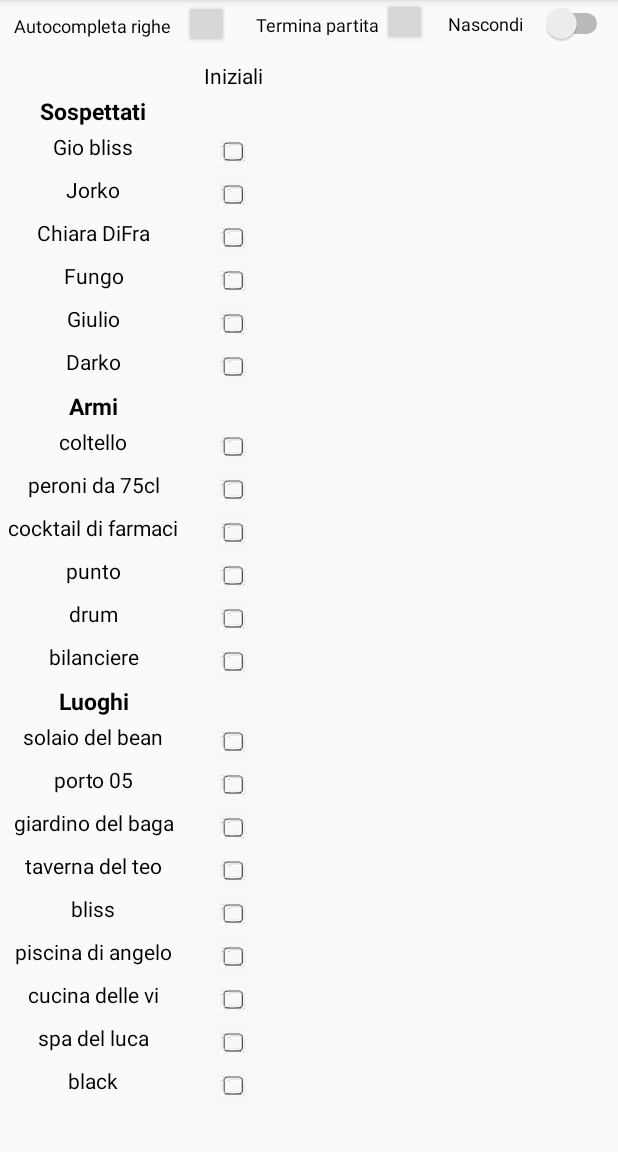
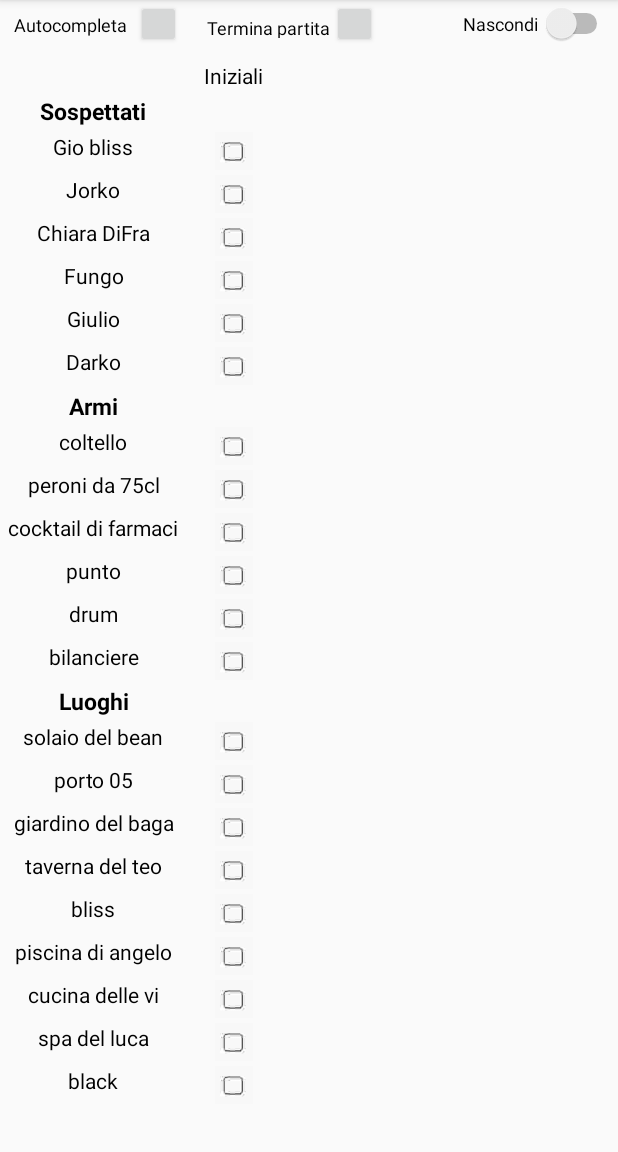
Before and after one commit to stepolimi/Personalized-Cluedo-Score-Sheet, an Android app: the GameActivity screen opened directly, with no data from a screen before it, on a phone screen of 412 x 824 dp, the part 84-1236 px from its top. Run offline under Robolectric (Android 15) with nearby library versions, the phone set to English and light mode, and no system bars; our stand-ins replace Firebase (no records; nobody signed in at launch, a user with empty details on screens opened directly).

Commit message:
view adjustments

```diff
--- a/Cluedokiler/app/src/main/java/com/example/cluedokiler/ImageDialog.java
+++ b/Cluedokiler/app/src/main/java/com/example/cluedokiler/ImageDialog.java
@@ -5,6 +5,7 @@ import android.graphics.Bitmap;
 import android.graphics.BitmapFactory;
 import android.os.Bundle;
 import android.view.Display;
+import android.view.Gravity;
 import android.view.LayoutInflater;
 import android.view.View;
 import android.view.ViewGroup;
@@ -146,6 +147,7 @@ public class ImageDialog extends DialogFragment {
 
 
         Toast toast = Toast.makeText(context, text, Toast.LENGTH_LONG);
+        toast.setGravity(Gravity.BOTTOM|Gravity.FILL_HORIZONTAL, 0, 20);
         toast.show();
 
     }
--- a/Cluedokiler/app/src/main/java/com/example/cluedokiler/StatisticsActivity.java
+++ b/Cluedokiler/app/src/main/java/com/example/cluedokiler/StatisticsActivity.java
@@ -101,7 +101,7 @@ public class StatisticsActivity extends AppCompatActivity {
                     if(data.getValue(GameTable.class).getPlayer().equals(gameStatus.playerName))
                         numCrosses += data.getValue(GameTable.class).getNumCross();
                 }
-                playerTextView[5].setText("Totoale croci inserite: " + numCrosses);
+                playerTextView[5].setText("Totale croci inserite: " + numCrosses);
             }
 
             @Override
--- a/Cluedokiler/app/src/main/res/layout/activity_game.xml
+++ b/Cluedokiler/app/src/main/res/layout/activity_game.xml
@@ -1412,15 +1412,14 @@
 
     <Switch
         android:id="@+id/switch1"
-        android:layout_width="110dp"
-        android:layout_height="24dp"
+        android:layout_width="100dp"
+        android:layout_height="wrap_content"
         android:layout_alignParentTop="true"
         android:layout_alignParentEnd="true"
         android:layout_marginTop="2dp"
         android:layout_marginEnd="3dp"
         android:text="Nascondi"
-        android:textSize="12sp"
-        />
+        android:textSize="12sp" />
 
     <Button
         android:id="@+id/autocompleteButton"
@@ -1429,9 +1428,9 @@
         android:layout_width="30dp"
         android:layout_height="32dp"
         android:layout_alignParentTop="true"
+        android:layout_marginStart="1dp"
         android:layout_marginTop="0dp"
-        android:layout_marginEnd="146dp"
-        android:layout_toStartOf="@+id/switch1" />
+        android:layout_toEndOf="@+id/autocompleteTextView" />
 
     <Button
         android:id="@+id/endGameButton"
@@ -1440,35 +1439,31 @@
         android:layout_width="30dp"
         android:layout_height="32dp"
         android:layout_alignParentTop="true"
-        android:layout_marginTop="-1dp"
-        android:layout_marginEnd="14dp"
-        android:layout_toStartOf="@+id/switch1" />
+        android:layout_marginStart="1dp"
+        android:layout_marginTop="0dp"
+        android:layout_toEndOf="@+id/endGameTextView" />
 
     <TextView
         android:id="@+id/autocompleteTextView"
         style="@style/Widget.MaterialComponents.MaterialCalendar.DayTextView"
-        android:layout_width="115dp"
-        android:layout_height="18dp"
+        android:layout_width="85dp"
+        android:layout_height="wrap_content"
         android:layout_alignParentStart="true"
         android:layout_alignParentTop="true"
         android:layout_marginStart="4dp"
         android:layout_marginTop="8dp"
-        android:layout_marginEnd="3dp"
-        android:layout_toStartOf="@+id/autocompleteButton"
-        android:text="Autocompleta righe"
+        android:text="Autocompleta"
         android:textSize="12sp" />
 
     <TextView
         android:id="@+id/endGameTextView"
         style="@style/Widget.MaterialComponents.MaterialCalendar.DayTextView"
-        android:layout_width="94dp"
+        android:layout_width="wrap_content"
         android:layout_height="15dp"
-        android:layout_alignParentStart="true"
         android:layout_alignParentTop="true"
-        android:layout_marginStart="164dp"
-        android:layout_marginTop="8dp"
-        android:layout_marginEnd="-4dp"
-        android:layout_toStartOf="@+id/endGameButton"
+        android:layout_marginStart="17dp"
+        android:layout_marginTop="10dp"
+        android:layout_toEndOf="@+id/autocompleteButton"
         android:text="Termina partita"
         android:textSize="12sp" />
 
```
Also changed, not shown: Cluedokiler/app/src/main/java/com/example/cluedokiler/MainActivity.java (+12 -4 lines), Cluedokiler/app/src/main/res/layout/activity_main.xml (+8 -13 lines), Cluedokiler/app/src/main/res/layout/activity_statistics.xml (+10 -10 lines).
